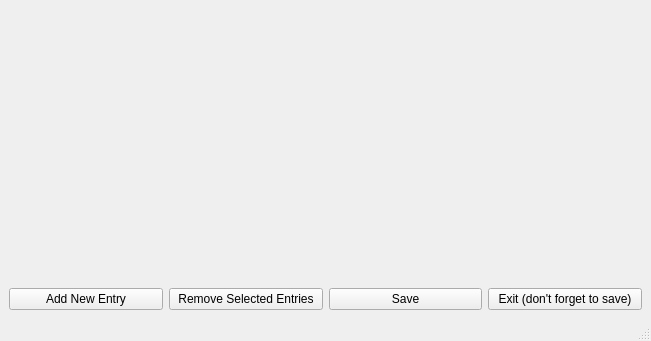
Old version of the form gpuchooser.ui in the repository ChristophHaag/gpuchooser.
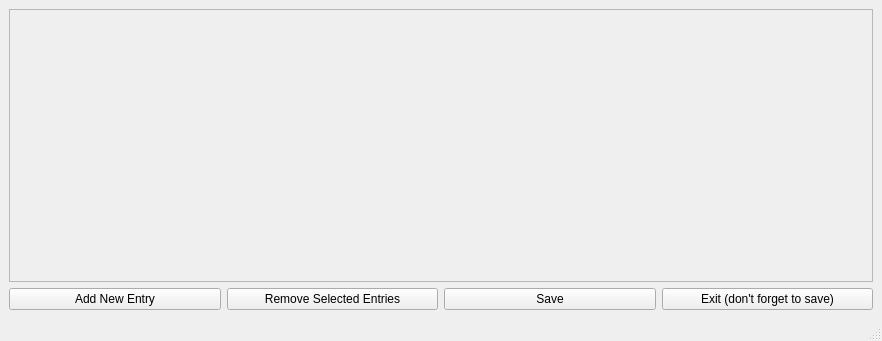
New version of the form.

Commit message: name from gl render str - looking for better way?

The edit to the form file:
```diff
--- a/gpuchooser.ui
+++ b/gpuchooser.ui
@@ -6,7 +6,7 @@
    <rect>
     <x>0</x>
     <y>0</y>
-    <width>651</width>
+    <width>882</width>
     <height>341</height>
    </rect>
   </property>
@@ -16,20 +16,26 @@
   <widget class="QWidget" name="centralwidget">
    <layout class="QVBoxLayout" name="verticalLayout_2">
     <item>
-     <layout class="QVBoxLayout" name="mainvertlayout"/>
-    </item>
-    <item>
-     <spacer name="verticalSpacer">
-      <property name="orientation">
-       <enum>Qt::Vertical</enum>
+     <widget class="QScrollArea" name="scrollArea">
+      <property name="widgetResizable">
+       <bool>true</bool>
       </property>
-      <property name="sizeHint" stdset="0">
-       <size>
-        <width>20</width>
-        <height>40</height>
-       </size>
-      </property>
-     </spacer>
+      <widget class="QWidget" name="scrollarea">
+       <property name="geometry">
+        <rect>
+         <x>0</x>
+         <y>0</y>
+         <width>866</width>
+         <height>239</height>
+        </rect>
+       </property>
+       <layout class="QVBoxLayout" name="verticalLayout">
+        <item>
+         <layout class="QVBoxLayout" name="mainvertlayout"/>
+        </item>
+       </layout>
+      </widget>
+     </widget>
     </item>
     <item>
      <layout class="QHBoxLayout" name="horizontalLayout">
```
Left out of the diff: 2 changed lines with no effect on the pictures. The commit also changes 2 other files.
